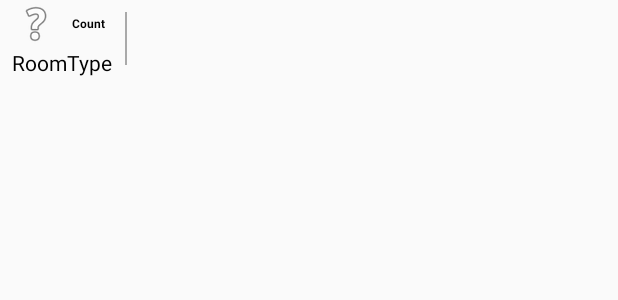
After one commit to rimonrpallan3/Barsti, an Android app: the layout content_home_room.xml on its own in the app's theme, with its tools: preview values and no code run, on a phone screen of 412 x 824 dp. The commit adds this screen. Shown: the top 300 px of the screen. Run offline under Robolectric (Android 15) with nearby library versions, the phone set to English and light mode, and no system bars.

Commit message:
•	Working with new design of the profile Home page •	Working with horizontal list view for the different rooms in the Profile Home Page •	Working with grid list view for the different room images in the Profile Home Page

```diff
--- /dev/null
+++ b/app/src/main/res/layout/content_home_room.xml
@@ -0,0 +1,68 @@
+<?xml version="1.0" encoding="utf-8"?>
+<LinearLayout xmlns:android="http://schemas.android.com/apk/res/android"
+    android:layout_width="wrap_content"
+    android:layout_height="wrap_content"
+    android:gravity="center"
+    android:orientation="vertical">
+
+    <LinearLayout
+        android:layout_width="wrap_content"
+        android:layout_height="wrap_content"
+        android:layout_gravity="center"
+        android:gravity="center"
+        android:layout_marginLeft="@dimen/_10"
+        android:layout_marginRight="@dimen/_10"
+        android:orientation="horizontal">
+
+    <LinearLayout
+        android:layout_width="wrap_content"
+        android:layout_height="wrap_content"
+        android:orientation="vertical">
+
+
+    <LinearLayout
+        android:layout_width="wrap_content"
+        android:layout_height="wrap_content"
+        android:gravity="center"
+        android:orientation="horizontal">
+
+        <ImageView
+            android:id="@+id/ivRoom"
+            android:layout_width="wrap_content"
+            android:layout_height="wrap_content"
+            android:src="@android:drawable/ic_menu_help" />
+
+        <TextView
+            android:id="@+id/tvRoomCnt"
+            android:layout_width="wrap_content"
+            android:layout_height="wrap_content"
+            android:layout_marginLeft="@dimen/_04"
+            android:text="Count "
+            android:textColor="@color/black"
+            android:textStyle="bold"
+            android:textSize="@dimen/_18" />
+
+
+    </LinearLayout>
+
+    <TextView
+        android:id="@+id/tvRoomName"
+        android:layout_width="wrap_content"
+        android:layout_height="wrap_content"
+        android:layout_gravity="right"
+        android:textColor="@color/black"
+        android:text="RoomType"/>
+
+    </LinearLayout>
+
+    <View
+        android:layout_width="1dp"
+        android:layout_height="match_parent"
+        android:layout_marginTop="@dimen/_10"
+        android:layout_marginBottom="@dimen/_10"
+        android:layout_marginLeft="@dimen/_20"
+        android:background="@color/dark_gray"/>
+
+    </LinearLayout>
+
+</LinearLayout>
```
Also changed, not shown: app/src/main/java/com/voyager/barasti/activity/profilepage/ProfilePage.java (+16 -2 lines), app/src/main/java/com/voyager/barasti/activity/profilepage/adapter/ProfilePageAdapter.java (+38 -2 lines), app/src/main/java/com/voyager/barasti/activity/profilepage/adapter/RecyclerViewHomeRoomAdapter.java (added, +78 -0 lines), app/src/main/java/com/voyager/barasti/activity/profilepage/adapter/RvHomeRoomImgAdapter.java (added, +64 -0 lines), app/src/main/java/com/voyager/barasti/activity/profilepage/model/HomeDetails.java (+95 -81 lines), app/src/main/java/com/voyager/barasti/activity/profilepage/model/HomeRooms.java (added, +35 -0 lines), app/src/main/res/layout/content_home_list_body.xml (+32 -6 lines), app/src/main/res/layout/content_home_room_img.xml (added, +14 -0 lines).
